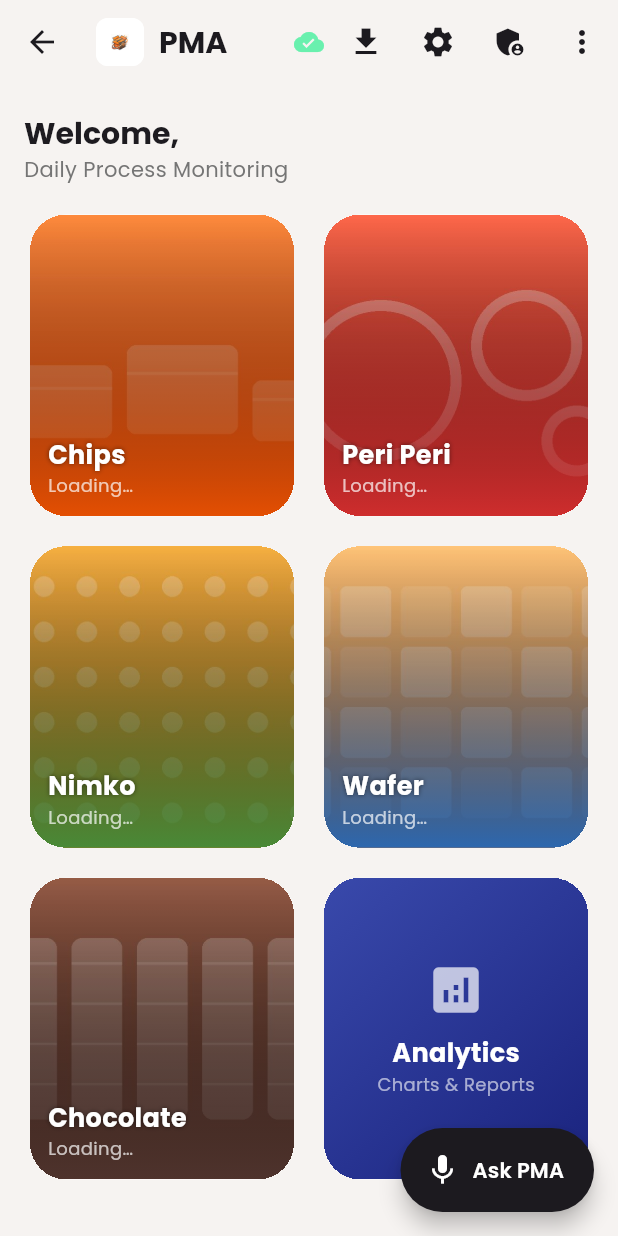
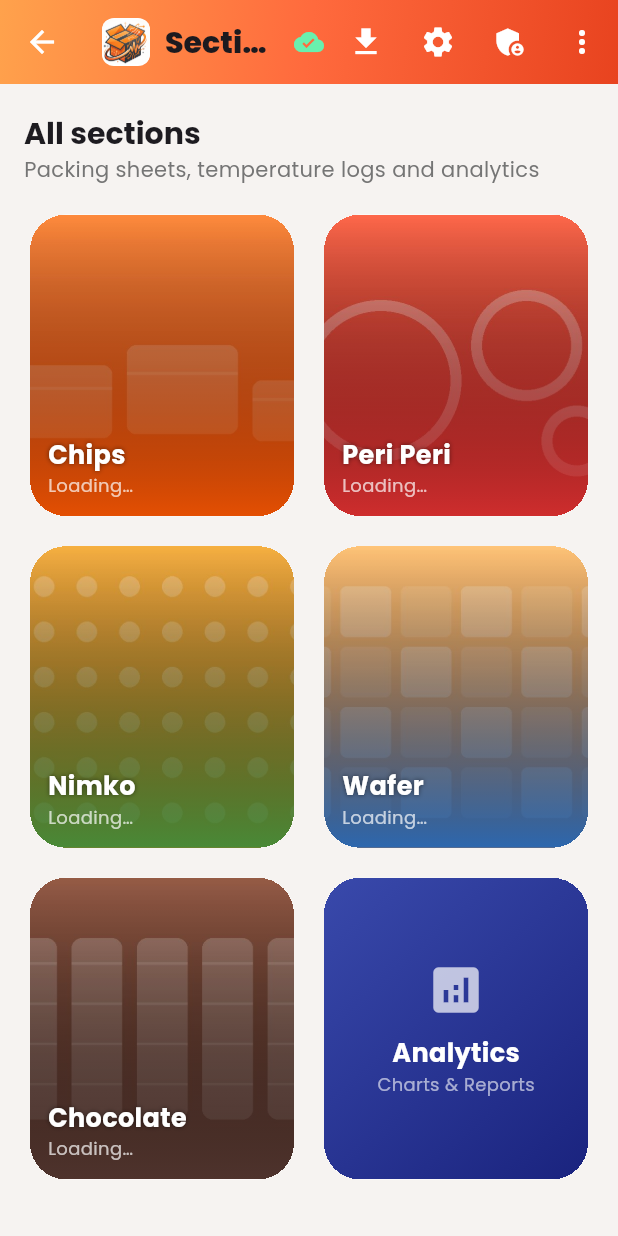
Before and after one commit to MuhammadTayyabNasir/BuildHybridAI, a Flutter app: the DashboardScreen screen opened directly, on a phone screen of 412 x 824 dp. Run offline on Flutter 3.47's test engine with Material 3 defaults, Android fonts, the phone set to English and light mode, and no system bars; our stand-ins replace cloud_firestore, connectivity_plus, file_picker, firebase_ai, firebase_auth, firebase_core and 9 more; missing offline and left inert: dart:js_interop, excel, firebase_app_check, flutter_soloud, google_mlkit_text_recognition, record and 3 more; accounts and stored records are empty.

Commit message:
Judge pass: Sections header, readable chat on desktop, keep typing focus
The Sections tab gets the gradient header and drops a second Ask PMA
button that duplicated the Assistant tab. Chat bubbles stop at a
readable width on desktop, and the text box keeps focus after sending
so a read-back can be answered straight away. The Playwright walk now
also covers a section, its temperature sheet, settings and the on-phone
insights dashboard.

Co-Authored-By: Claude Opus 5.5 <noreply@anthropic.com>

```diff
--- a/flutter_app/lib/screens/dashboard/dashboard_screen.dart
+++ b/flutter_app/lib/screens/dashboard/dashboard_screen.dart
@@ -1,4 +1,5 @@
 import 'package:flutter/material.dart';
+import '../../ui/pma_ui.dart';
 import 'package:intl/intl.dart';
 import 'package:provider/provider.dart';
 import '../../core/constants/app_colors.dart';
@@ -18,7 +19,6 @@ import '../admin/product_management_screen.dart';
 import '../admin/machine_management_screen.dart';
 import '../admin/bulk_import_screen.dart';
 import '../../services/report_service.dart';
-import '../assistant/assistant_screen.dart';
 import '../settings/settings_screen.dart';
 import '../../widgets/sync_status_badge.dart';
 import '../../widgets/download_report_dialog.dart';
@@ -180,16 +180,8 @@ class _DashboardScreenState extends State<DashboardScreen> {
     final aspect = R.sectionAspect(context);
 
     return Scaffold(
+      backgroundColor: Pma.canvas,
       appBar: _buildAppBar(context, auth, conn),
-      floatingActionButton: FloatingActionButton.extended(
-        heroTag: 'pma-assistant',
-        onPressed: () => Navigator.push(
-          context,
-          MaterialPageRoute(builder: (_) => const AssistantScreen()),
-        ),
-        icon: const Icon(Icons.mic),
-        label: const Text('Ask PMA'),
-      ),
       body: Column(
         children: [
           const OfflineBanner(),
@@ -203,7 +195,7 @@ class _DashboardScreenState extends State<DashboardScreen> {
                       crossAxisAlignment: CrossAxisAlignment.start,
                       children: [
                         Text(
-                          'Welcome, ${auth.user?.username ?? 'QC'}',
+                          'All sections',
                           style: Theme.of(context).textTheme.headlineSmall
                               ?.copyWith(
                                 fontWeight: FontWeight.w700,
@@ -211,7 +203,7 @@ class _DashboardScreenState extends State<DashboardScreen> {
                               ),
                         ),
                         Text(
-                          'Daily Process Monitoring',
+                          'Packing sheets, temperature logs and analytics',
                           style: TextStyle(
                             color: AppColors.textSecondary,
                             fontSize: isTablet ? 15 : 14,
@@ -271,7 +263,12 @@ class _DashboardScreenState extends State<DashboardScreen> {
     ConnectivityProvider conn,
   ) {
     return AppBar(
-      titleSpacing: 8,
+      titleSpacing: 12,
+      backgroundColor: Colors.transparent,
+      foregroundColor: Colors.white,
+      flexibleSpace: Container(
+        decoration: const BoxDecoration(gradient: Pma.heroGradient),
+      ),
       title: Row(
         mainAxisSize: MainAxisSize.min,
         children: [
@@ -285,14 +282,18 @@ class _DashboardScreenState extends State<DashboardScreen> {
             child: ClipRRect(
               borderRadius: BorderRadius.circular(8),
               child: Image.asset(
-                'assets/icon/icon.png',
-                fit: BoxFit.cover,
+                'assets/images/pma_mark.png',
+                fit: BoxFit.contain,
               ),
             ),
           ),
           const SizedBox(width: 10),
           const Flexible(
-            child: Text('PMA', overflow: TextOverflow.ellipsis),
+            child: Text(
+              'Sections',
+              overflow: TextOverflow.ellipsis,
+              style: TextStyle(fontWeight: FontWeight.w800),
+            ),
           ),
           if (auth.isOfflineMode)
             Container(
```
Also changed, not shown: flutter_app/lib/screens/assistant/assistant_screen.dart (+11 -0 lines), 1 other file.
